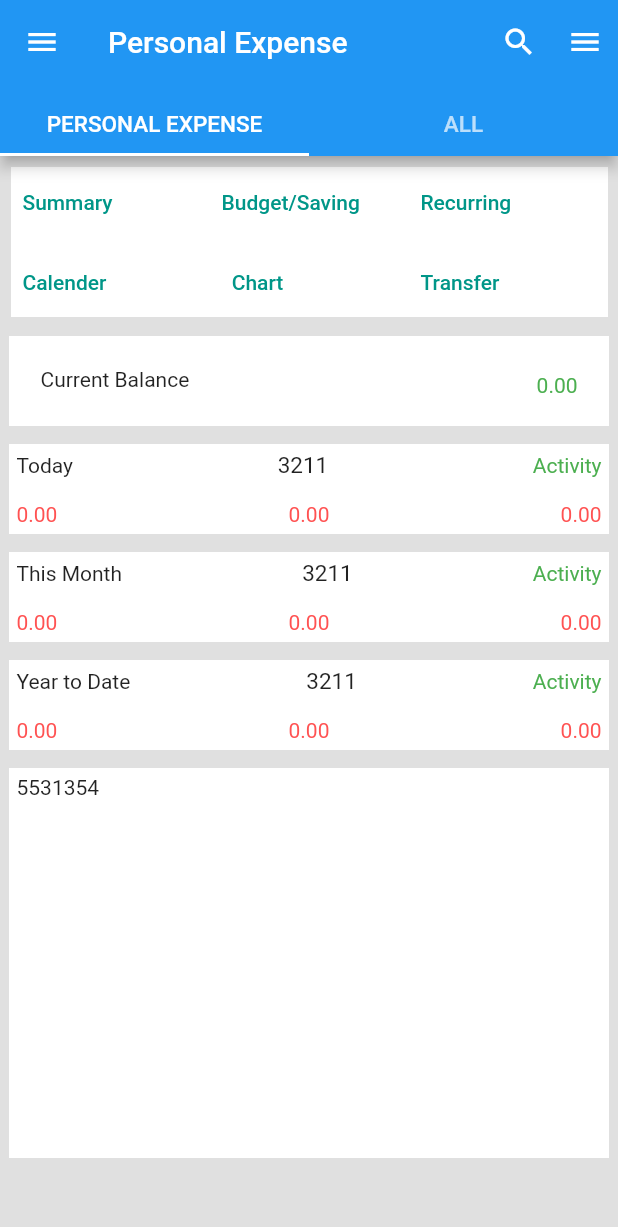
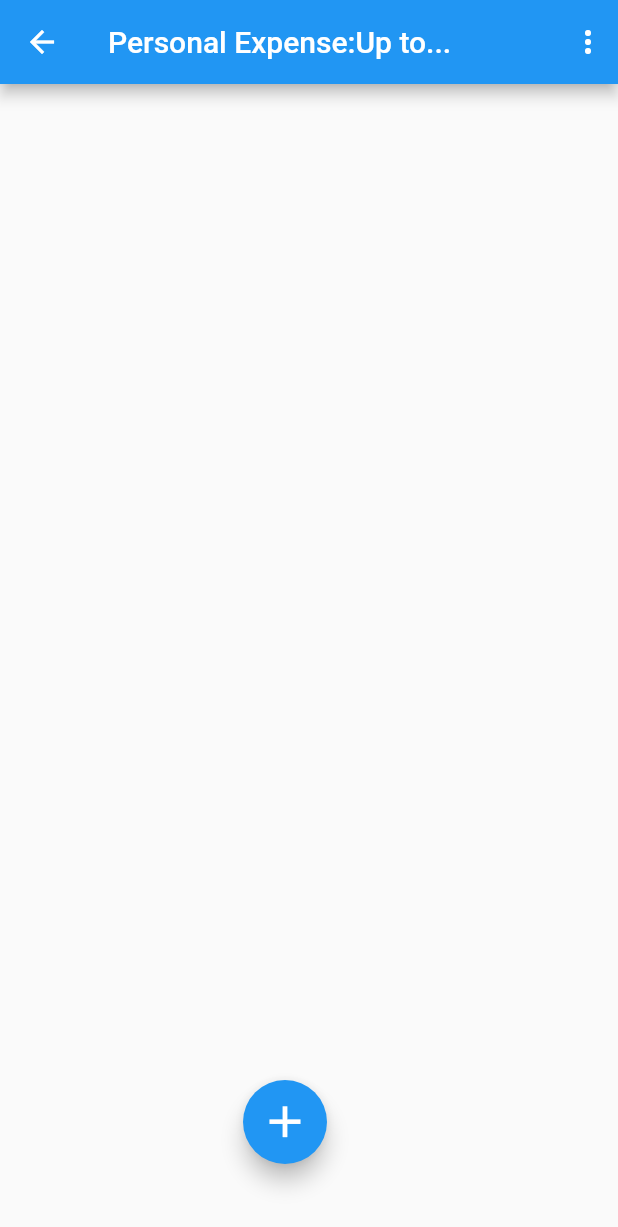
Before and after one commit to MeetUndhad/expense_manager, a Flutter app: the screen it shows after launch, after a tap on "Current Balance", on a phone screen of 412 x 824 dp. Shown: the top 1227 px of the screen. Run offline on Flutter 3.47's test engine with Material 2 defaults, Android fonts, the phone set to English and light mode, and no system bars; our stand-ins replace toggle_switch.

Commit message:
MU | 19-12-2022 : 11:57 PM # add expense

```diff
--- /dev/null
+++ b/lib/UI/add_button.dart
@@ -0,0 +1,37 @@
+import 'package:expense_manager/UI/add_personal_expense.dart';
+import 'package:flutter/material.dart';
+
+class AddButton extends StatefulWidget {
+  const AddButton({Key? key}) : super(key: key);
+
+  @override
+  State<AddButton> createState() => _AddButtonState();
+}
+
+class _AddButtonState extends State<AddButton> {
+  @override
+  Widget build(BuildContext context) {
+    return Scaffold(
+      appBar: AppBar(title: Text('Personal Expense:Up to...'),
+      actions: const [
+        Padding(
+          padding: EdgeInsets.all(8.0),
+          child: Icon(Icons.more_vert),
+        )
+      ],
+      ),
+      floatingActionButton: Align(
+        alignment: Alignment.bottomCenter,
+        child: SizedBox(
+          height: 120,
+          child: FloatingActionButton(
+            onPressed: () {
+              Navigator.push(context, MaterialPageRoute(builder: (context) => const AddPersonalExpense(),));
+            },
+            child: const Icon(Icons.add, size: 35,)
+          ),
+        ),
+      ),
+    );
+  }
+}
--- a/lib/UI/dash_board.dart
+++ b/lib/UI/dash_board.dart
@@ -1,4 +1,6 @@
 import 'package:expense_manager/UI/All.dart';
+import 'package:expense_manager/UI/account.dart';
+import 'package:expense_manager/UI/add_personal_expense.dart';
 import 'package:expense_manager/UI/personal_expense.dart';
 import 'package:expense_manager/Utils/AppString.dart';
 import 'package:flutter/material.dart';
@@ -11,6 +13,7 @@ class DashBoard extends StatefulWidget {
 }
 
 class _DashBoardState extends State<DashBoard> {
+
 @override
 Widget build(BuildContext context) {
   return DefaultTabController(
@@ -19,14 +22,18 @@ class _DashBoardState extends State<DashBoard> {
       drawer: mainDrawer(),
       appBar: AppBar(
         title: const Text('Personal Expense'),
-          actions: const [
-            Padding(
+        actions: [
+          const Padding(
             padding: EdgeInsets.all(10.0),
             child: Icon(Icons.search),
           ),
           Padding(
-              padding: EdgeInsets.all(10.0),
-              child: Icon(Icons.menu),
+            padding: const EdgeInsets.all(10.0),
+            child: GestureDetector(
+              onTap: (){
+                Navigator.push(context, MaterialPageRoute(builder: (context) => const Account(),));
+              } ,
+                child: Icon(Icons.menu)),
           )
         ],
         bottom: const TabBar(
@@ -42,10 +49,15 @@ class _DashBoardState extends State<DashBoard> {
       body: const TabBarView(
         children: [PersonalExpense(), All()],
       ),
+      floatingActionButton: FloatingActionButton(
+        onPressed: () {
+          Navigator.push(context, MaterialPageRoute(builder: (context) => const AddPersonalExpense(),));
+        },
+        child: const Icon(Icons.add, size: 30),
+      ),
     ),
   );
-  }
-}
+}}
 
 Widget mainDrawer() {
   return Drawer(
@@ -79,7 +91,6 @@ Widget mainDrawer() {
             itemCount: AppString.list2.length,
             itemBuilder: (context, index) {
               return ListTile(
-
                 leading: CircleAvatar(
                   backgroundColor: Colors.white,
                   radius: 13,
--- a/lib/UI/personal_expense.dart
+++ b/lib/UI/personal_expense.dart
@@ -1,3 +1,4 @@
+import 'package:expense_manager/UI/add_button.dart';
 import 'package:expense_manager/Utils/AppString.dart';
 import 'package:flutter/material.dart';
 
@@ -35,7 +36,7 @@ class _PersonalExpenseState extends State<PersonalExpense> {
                           child: Column(
                             children: [
                               Row(
-                                mainAxisAlignment: MainAxisAlignment.spaceBetween,
+                                mainAxisAlignment: MainAxisAlignment.center,
                                 children: [
                                   Center(
                                       child: TextButton(
@@ -55,7 +56,9 @@ class _PersonalExpenseState extends State<PersonalExpense> {
           Padding(
             padding: const EdgeInsets.all(11.0),
             child: GestureDetector(
-              onTap: () {},
+              onTap: () {
+                Navigator.push(context, MaterialPageRoute(builder: (context) => const AddButton(),));
+              },
               child: Container(
                 height: 50,
                 decoration: const BoxDecoration(
--- a/pubspec.yaml
+++ b/pubspec.yaml
@@ -36,6 +36,8 @@ dependencies:
   # The following adds the Cupertino Icons font to your application.
   # Use with the CupertinoIcons class for iOS style icons.
   cupertino_icons: ^1.0.2
+  toggle_switch: ^2.0.1
+  intl: ^0.17.0
 
 dev_dependencies:
   flutter_test:
```
Also changed, not shown: lib/UI/account.dart (added, +32 -0 lines), lib/UI/add_personal_expense.dart (added, +212 -0 lines), pubspec.lock. Lines whose indentation alone changed are shown as unchanged.
